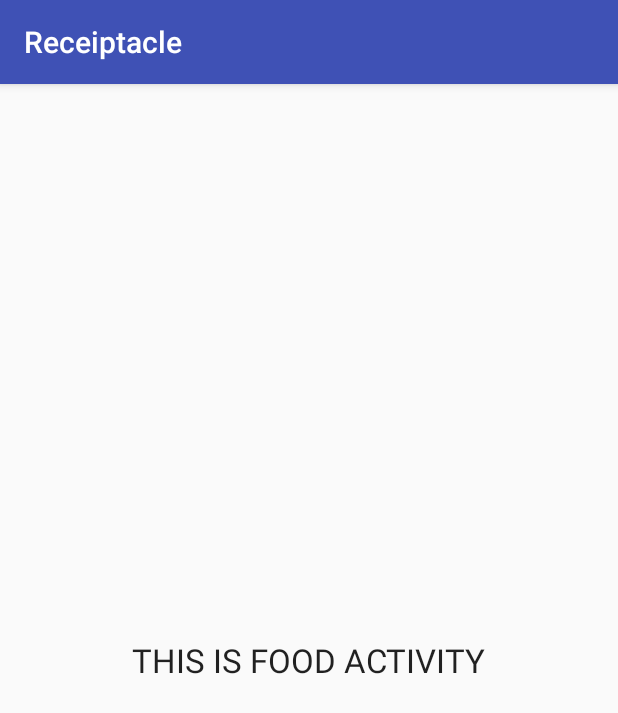
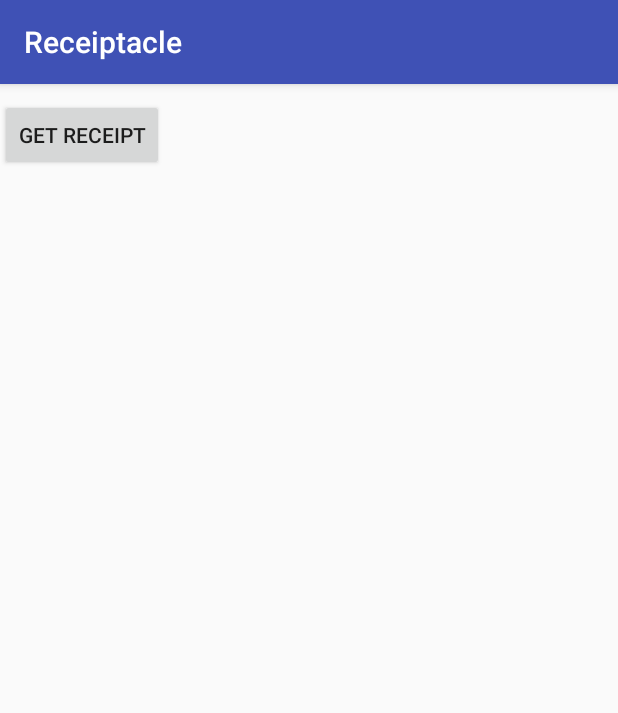
Before and after one commit to ChapmanCPSC356Fall2017/final-project-bonil100, an Android app: the FoodActivity screen opened directly, with no data from a screen before it, on a phone screen of 412 x 824 dp. Shown: the top 713 px of the screen. Run offline under Robolectric (Android 15) with nearby library versions, the phone set to English and light mode, and no system bars.

Commit message:
kind of has the take picture from camera working

```diff
--- a/Receiptacle/app/build.gradle
+++ b/Receiptacle/app/build.gradle
@@ -20,11 +20,12 @@ android {
 }
 
 dependencies {
-    compile fileTree(dir: 'libs', include: ['*.jar'])
+    compile fileTree(include: ['*.jar'], dir: 'libs')
     androidTestCompile('com.android.support.test.espresso:espresso-core:2.2.2', {
         exclude group: 'com.android.support', module: 'support-annotations'
     })
     compile 'com.android.support:appcompat-v7:26.+'
     compile 'com.android.support.constraint:constraint-layout:1.0.2'
     testCompile 'junit:junit:4.12'
+    compile 'com.android.support:cardview-v7:26.0.0-alpha1'
 }
--- a/Receiptacle/app/src/main/java/bonilla/courtney/receiptacle/FoodActivity.java
+++ b/Receiptacle/app/src/main/java/bonilla/courtney/receiptacle/FoodActivity.java
@@ -2,12 +2,42 @@ package bonilla.courtney.receiptacle;
 
 import android.support.v7.app.AppCompatActivity;
 import android.os.Bundle;
+import android.content.Intent;
+import android.graphics.Bitmap;
+import android.os.Bundle;
+import android.support.v7.app.AppCompatActivity;
+import android.view.View;
+import android.widget.Button;
+import android.widget.ImageView;
 
 public class FoodActivity extends AppCompatActivity {
+
+    private static final int CAMERA_REQUEST = 1888;
+
+    ImageView image;
+    Button button;
+
 
     @Override
     protected void onCreate(Bundle savedInstanceState) {
         super.onCreate(savedInstanceState);
         setContentView(R.layout.activity_food);
+
+        image = (ImageView) this.findViewById(R.id.image_from_camera);
+        button = (Button) this.findViewById(R.id.take_image_from_camera);
     }
+
+
+            public void takeImageFromCamera(View view) {
+                Intent cameraIntent = new Intent(android.provider.MediaStore.ACTION_IMAGE_CAPTURE);
+                startActivityForResult(cameraIntent, CAMERA_REQUEST);
+            }
+
+            protected void onActivityResult(int requestCode, int resultCode, Intent data) {
+                if (requestCode == CAMERA_REQUEST && resultCode == RESULT_OK) {
+                    Bitmap mphoto = (Bitmap) data.getExtras().get("data");
+                    image.setImageBitmap(mphoto);
+                }
+            }
+
 }
--- a/Receiptacle/app/src/main/res/layout/activity_food.xml
+++ b/Receiptacle/app/src/main/res/layout/activity_food.xml
@@ -6,13 +6,22 @@
     android:layout_height="match_parent"
     tools:context="bonilla.courtney.receiptacle.ShoppingActivity">
 
-    <TextView
-        android:id="@+id/textView1"
-        android:layout_width="wrap_content"
-        android:layout_height="wrap_content"
-        android:layout_centerHorizontal="true"
-        android:layout_centerVertical="true"
-        android:text="THIS IS FOOD ACTIVITY"
-        android:textAppearance="?android:attr/textAppearanceLarge" />
+
+        <Button
+            android:id="@+id/take_image_from_camera"
+            android:layout_width="wrap_content"
+            android:layout_marginTop="10dp"
+            android:onClick="takeImageFromCamera"
+            android:layout_height="wrap_content"
+            android:text="GET RECEIPT"/>
+
+        <ImageView
+            android:id="@+id/image_from_camera"
+            android:layout_width="200dp"
+            android:layout_height="300dp"
+            android:layout_marginTop="12dp"
+            android:layout_below="@+id/take_image_from_camera"
+            android:layout_centerHorizontal="true" />
+
 
 </RelativeLayout>
```
